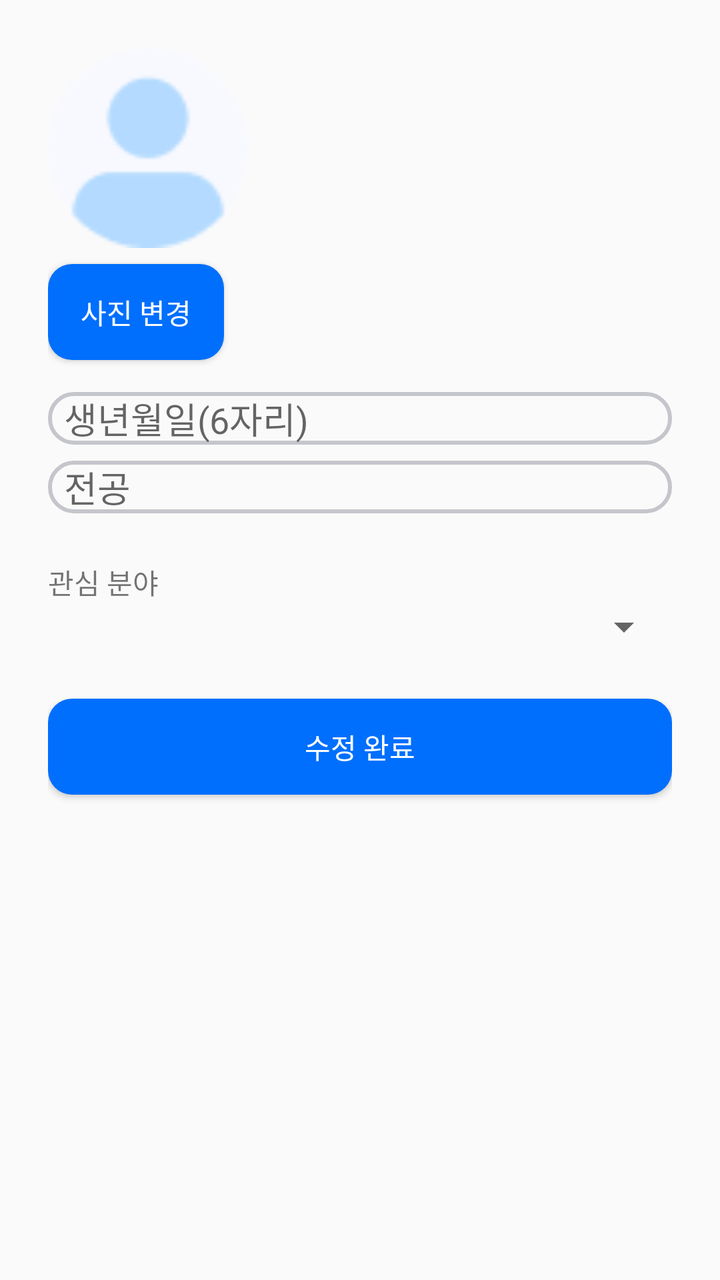
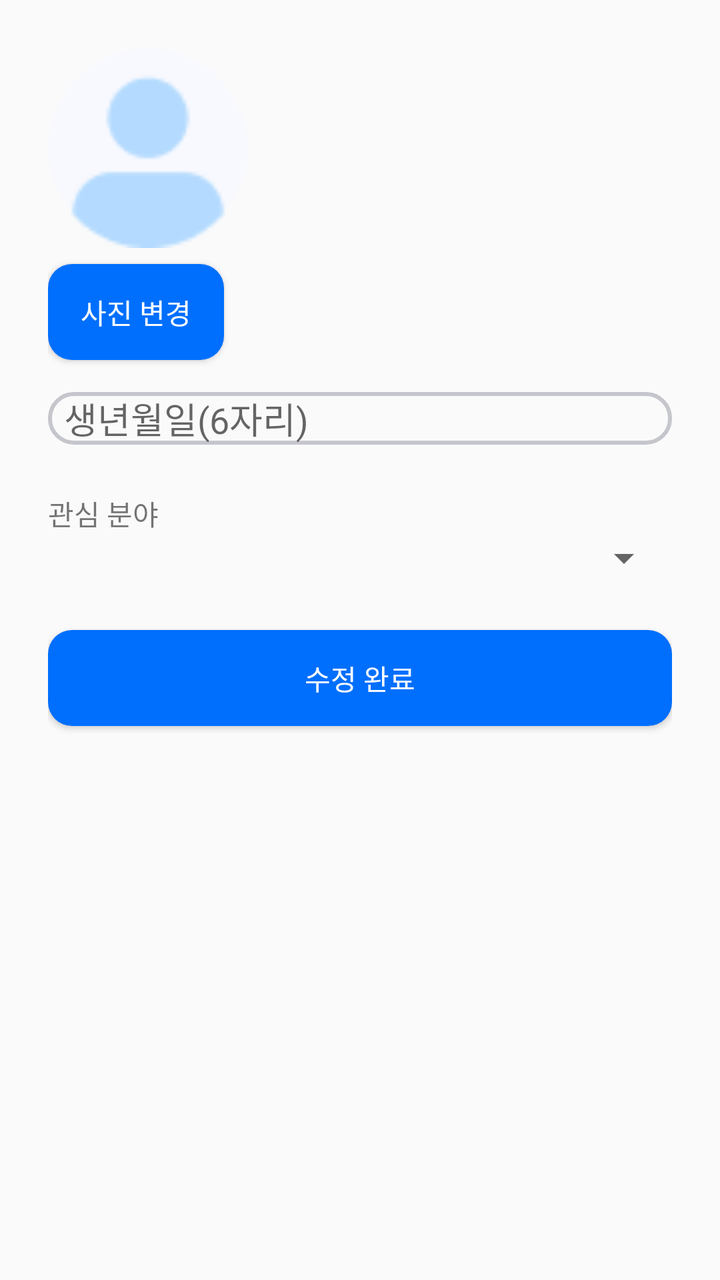

Two renders of the same Android screen: before a commit and after it. Below are the layout's source before the change and the commit's diff.
<!-- AndroidManifest.xml: application theme Theme.AppCompat.Light.NoActionBar -->
<!-- res/layout/activity_edit_profile.xml -->
<?xml version="1.0" encoding="utf-8"?>
<ScrollView
    xmlns:android="http://schemas.android.com/apk/res/android"
    android:layout_width="match_parent"
    android:layout_height="match_parent"
    android:padding="24dp">

    <LinearLayout
        android:layout_width="match_parent"
        android:layout_height="wrap_content"
        android:orientation="vertical">

        
        <ImageView
            android:id="@+id/ivEditProfile"
            android:layout_width="100dp"
            android:layout_height="100dp"
            android:src="@drawable/profile_image"
            android:contentDescription="프로필 이미지" />

        
        <Button
            android:id="@+id/btnChangePhoto"
            android:layout_width="wrap_content"
            android:layout_height="wrap_content"
            android:text="사진 변경"
            android:background="@drawable/main_button"
            android:textColor="@color/white"
            android:layout_marginBottom="16dp"
            android:layout_marginTop="8dp"/>

        
        <EditText
            android:id="@+id/etBirth"
            android:layout_width="match_parent"
            android:layout_height="wrap_content"
            android:hint="생년월일(6자리)"
            android:paddingLeft="8dp"
            android:background="@drawable/textbox"
            android:layout_marginBottom="8dp"
            android:inputType="number"
            android:maxLength="6"/>

        
        <EditText
            android:id="@+id/etMajor"
            android:layout_width="match_parent"
            android:layout_height="wrap_content"
            android:hint="전공"
            android:paddingLeft="8dp"
            android:layout_marginBottom="8dp"
            android:background="@drawable/textbox"
            android:inputType="text" />

        
        <TextView
            android:layout_width="wrap_content"
            android:layout_height="wrap_content"
            android:text="관심 분야"
            android:layout_marginTop="16dp"/>
        <Spinner
            android:id="@+id/spInterest"
            android:layout_width="match_parent"
            android:layout_height="wrap_content" />

        
        <Button
            android:id="@+id/btnSave"
            android:layout_width="match_parent"
            android:layout_height="wrap_content"
            android:text="수정 완료"
            android:background="@drawable/main_button"
            android:textColor="@color/white"
            android:layout_marginBottom="16dp"
            android:layout_marginTop="24dp"/>
    </LinearLayout>
</ScrollView>
<!-- resources referenced by this layout -->
<resources>
  <color name="white">#FFFFFFFF</color>
  <!-- drawable main_button (drawable) -->
  <?xml version="1.0" encoding="utf-8"?>
  <shape xmlns:android="http://schemas.android.com/apk/res/android"
  android:shape="rectangle">
  <solid android:color="#006FFD"/>
  <corners android:radius="12dp"/>
  </shape>
  <!-- drawable profile_image: png bitmap (drawable, 1511 bytes) -->
  <!-- drawable textbox (drawable) -->
  <selector xmlns:android="http://schemas.android.com/apk/res/android">
      <item android:state_focused="true">
          <shape android:shape="rectangle">
              <corners android:radius="12dp"/>
              <solid android:color="#00006FFD"/>
              <stroke android:width="2dp" android:color="#006FFD"/>
          </shape>
      </item>
  
      <item>
          <shape android:shape="rectangle">
              <corners android:radius="12dp"/>
              <solid android:color="#00006FFD"/>
              <stroke android:width="2dp" android:color="#C5C6CC"/>
          </shape>
      </item>
  </selector>
</resources>

<!-- the commit's change to res/layout/activity_edit_profile.xml (unified diff, before → after) -->
@@ -41,16 +41,6 @@
             android:inputType="number"
             android:maxLength="6"/>
 
-        
-        <EditText
-            android:id="@+id/etMajor"
-            android:layout_width="match_parent"
-            android:layout_height="wrap_content"
-            android:hint="전공"
-            android:paddingLeft="8dp"
-            android:layout_marginBottom="8dp"
-            android:background="@drawable/textbox"
-            android:inputType="text" />
 
         
         <TextView
